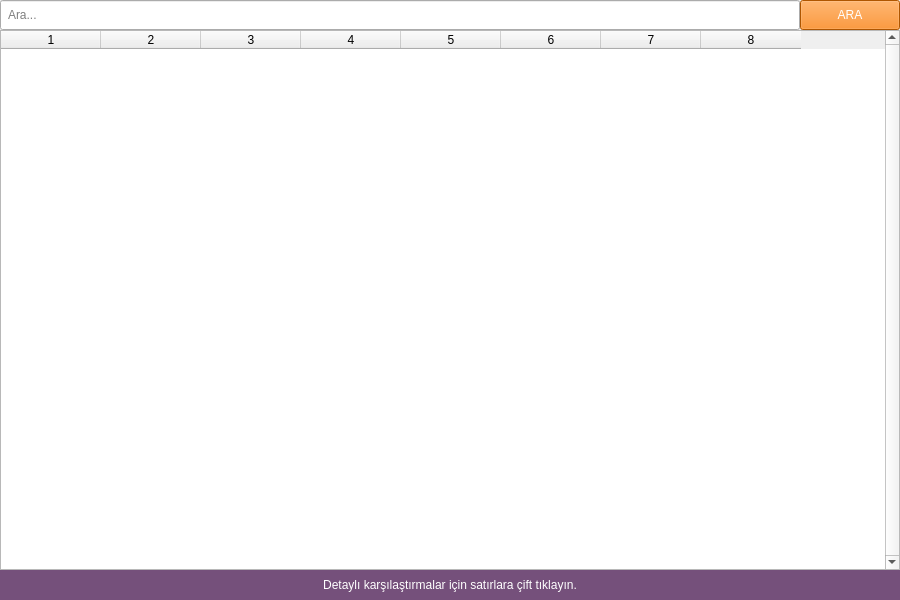
Qt form QT Project/resultwindow.ui (arazosman/Code-Detective) before a commit.
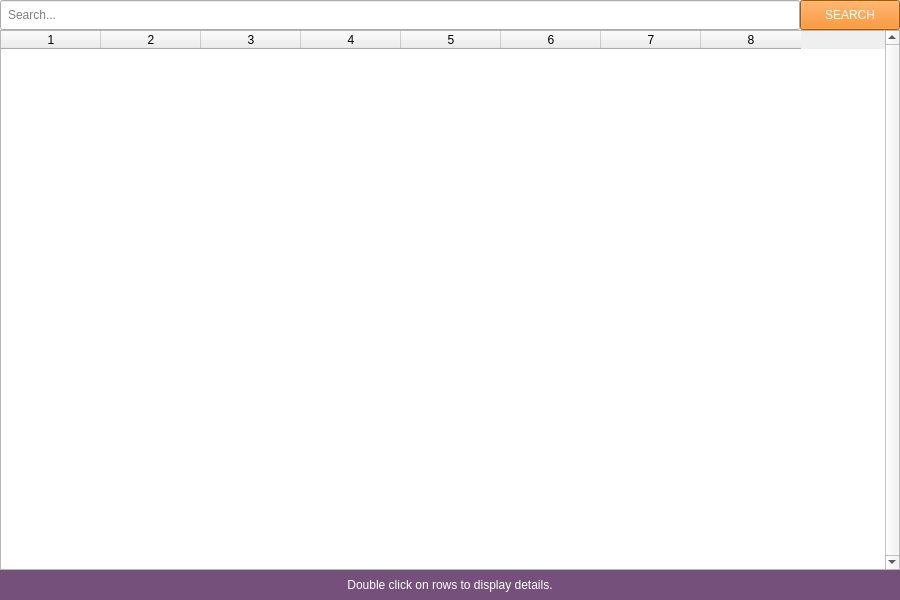
The same form after that commit. Icons and pictures are not drawn.

```diff
--- a/QT Project/resultwindow.ui
+++ b/QT Project/resultwindow.ui
@@ -133,7 +133,7 @@
 }</string>
    </property>
    <property name="text">
-    <string>Detaylı karşılaştırmalar için satırlara çift tıklayın.</string>
+    <string>Double click on rows to display details.</string>
    </property>
    <property name="alignment">
     <set>Qt::AlignCenter</set>
@@ -158,7 +158,7 @@
     <number>0</number>
    </property>
    <property name="placeholderText">
-    <string>Ara...</string>
+    <string>Search...</string>
    </property>
   </widget>
   <widget class="QPushButton" name="searchButton">
@@ -178,7 +178,7 @@
 }</string>
    </property>
    <property name="text">
-    <string>ARA</string>
+    <string>SEARCH</string>
    </property>
    <property name="autoDefault">
     <bool>false</bool>
```
Left out of the diff: 2 changed lines with no effect on the pictures.
